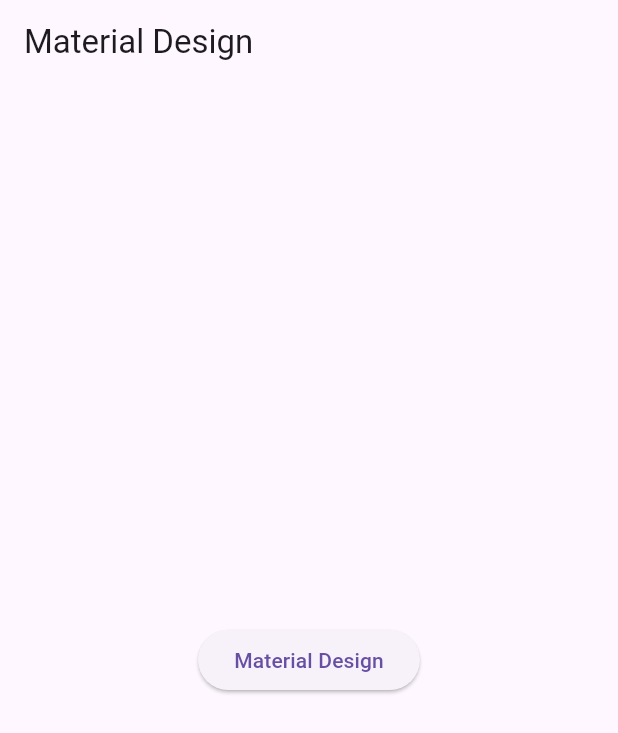
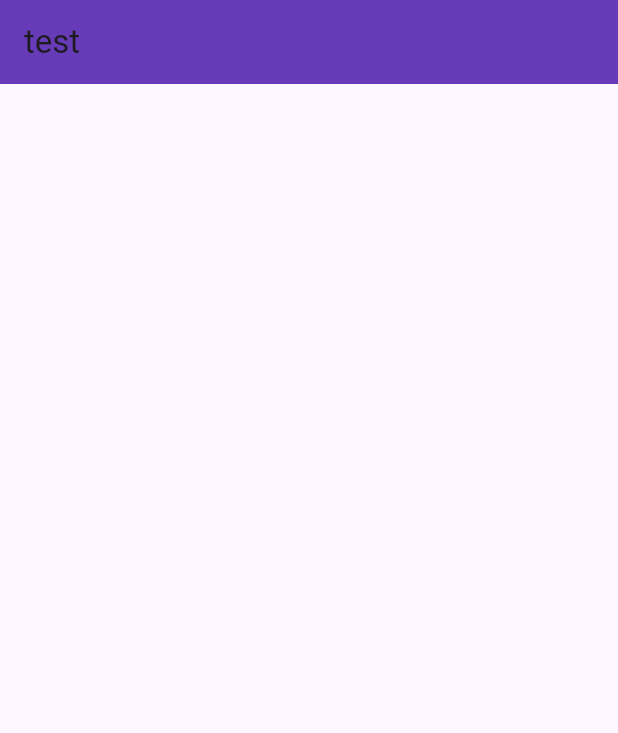
Before and after one commit to alexregiani/multiplatform, a Flutter app: the screen it shows after launch, on a phone screen of 412 x 824 dp. Shown: the top 733 px of the screen. Run offline on Flutter 3.47's test engine with Material 3 defaults, Android fonts, the phone set to English and light mode, and no system bars; our stand-ins replace responsive_framework.

Commit message:
added ResponsiveBreakpoints.builder

```diff
--- /dev/null
+++ b/lib/home_page.dart
@@ -0,0 +1,12 @@
+import 'package:flutter/material.dart';
+
+class HomePage extends StatelessWidget {
+  const HomePage({super.key});
+
+  @override
+  Widget build(BuildContext context) {
+    return Scaffold(
+      appBar: AppBar(backgroundColor: Colors.deepPurple,title: const Text('test')),
+    );
+  }
+}
--- a/lib/home_page_android.dart
+++ /dev/null
@@ -1,22 +0,0 @@
-import 'package:flutter/material.dart';
-
-class HomePageAndroid extends StatelessWidget {
-  const HomePageAndroid({super.key});
-
-  @override
-  Widget build(BuildContext context) {
-    return Scaffold(
-      appBar: AppBar(
-        title: const Text('Material Design'),
-      ),
-      body: Column(mainAxisAlignment: MainAxisAlignment.center,children: [
-        Center(
-          child: ElevatedButton(
-            onPressed: () {},
-            child: const Text('Material Design'),
-          ),
-        ),
-      ]),
-    );
-  }
-}
--- a/lib/main.dart
+++ b/lib/main.dart
@@ -1,9 +1,8 @@
-import 'dart:io';
 
-import 'package:flutter/cupertino.dart';
 import 'package:flutter/material.dart';
-import 'package:multiplatform/home_page_android.dart';
-import 'package:multiplatform/home_page_ios.dart';
+import 'package:multiplatform/home_page.dart';
+import 'package:responsive_framework/breakpoint.dart';
+import 'package:responsive_framework/responsive_breakpoints.dart';
 
 void main() {
   runApp(const MyApp());
@@ -14,18 +13,16 @@
 
   @override
   Widget build(BuildContext context) {
-    if (Platform.isAndroid) {
-      return const MaterialApp(
-        home: HomePageAndroid(),
-      );
-    } else if (Platform.isIOS) {
-      return const CupertinoApp(
-        home: HomePageIos(),
-      );
-    } else {
-      return const Center(
-        child: Text('Platform not supported'),
-      );
-    }
+    return ResponsiveBreakpoints.builder(
+      breakpoints: [
+        const Breakpoint(start: 0, end: 450, name: MOBILE),
+        const Breakpoint(start: 451, end: 800, name: TABLET),
+        const Breakpoint(start: 801, end: 1920, name: DESKTOP),
+        const Breakpoint(start: 1921, end: double.infinity, name: '4k'),
+      ],
+      child: const MaterialApp(
+        home: HomePage(),
+      ),
+    );
   }
 }
--- a/pubspec.yaml
+++ b/pubspec.yaml
@@ -35,6 +35,7 @@
   # The following adds the Cupertino Icons font to your application.
   # Use with the CupertinoIcons class for iOS style icons.
   cupertino_icons: ^1.0.2
+  responsive_framework: ^1.1.1
 
 dev_dependencies:
   flutter_test:
```
Also changed, not shown: lib/constraints_test.dart (added, +23 -0 lines), lib/home_page_ios.dart (deleted, +0 -24 lines), pubspec.lock.
